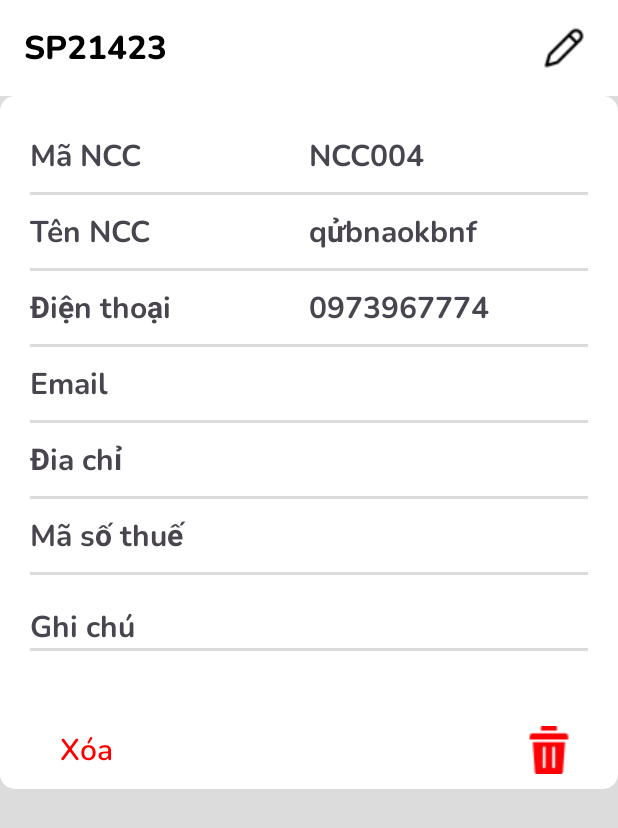
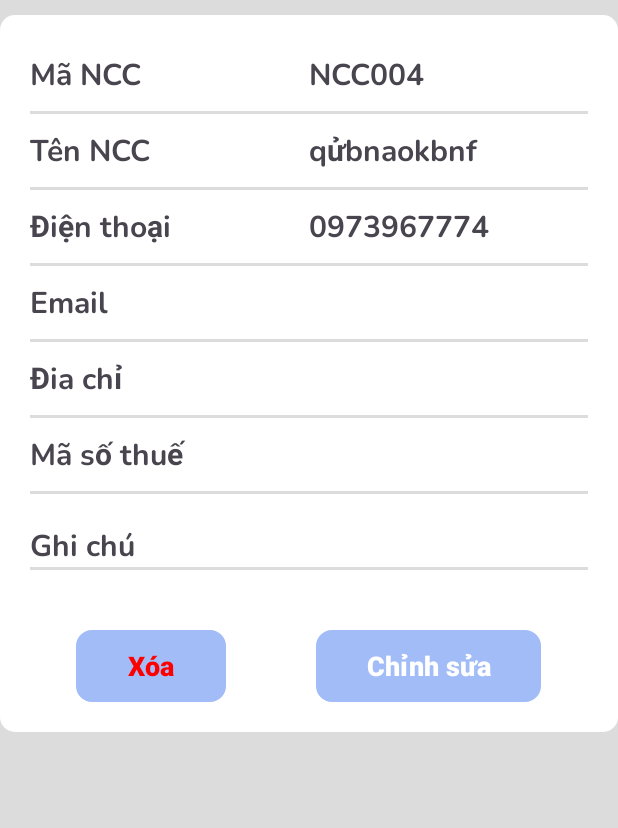
Before and after one commit to hieudxxx/SP24.MD16.SonDT32.Client, an Android app: the fragment DetailTabFragment placed in its activity, on a phone screen of 412 x 824 dp. Shown: the top 828 px of the screen. Run offline under Robolectric (Android 15) with nearby library versions, the phone set to English and light mode, and no system bars; libraries missing offline, so code that uses them is left out: com.jakewharton.retrofit2; 3 statements that could not run were skipped.

Commit message:
detail supplier

```diff
--- a/app/src/main/java/fpoly/md16/depotlife/Helper/Interfaces/Api/ApiSupplier.java
+++ b/app/src/main/java/fpoly/md16/depotlife/Helper/Interfaces/Api/ApiSupplier.java
@@ -4,6 +4,7 @@ import static fpoly.md16.depotlife.Helper.Interfaces.Api.RetrofitRequest.getRetr
 
 import java.util.ArrayList;
 
+import fpoly.md16.depotlife.Product.Model.Product;
 import fpoly.md16.depotlife.Product.Model.ProductResponse;
 import fpoly.md16.depotlife.Supplier.Model.Supplier;
 import fpoly.md16.depotlife.Supplier.Model.SupplierResponse;
@@ -21,24 +22,15 @@ public interface ApiSupplier {
     ApiSupplier apiSupplier = getRetrofit().create(ApiSupplier.class);
 
     @GET("suppliers")
-    Call<ArrayList<Supplier>> getSupplierList();
-    @GET("suppliers")
     Call<SupplierResponse> getData(@Header("Authorization") String authToken, @Query("page") int page_index);
 
-    @GET("Supplier/{id}")
-    Call<Supplier> getSupplier(@Path("id") String id);
+    @GET("suppliers/get-id/{id}")
+    Call<Supplier> getSupplier(@Header("Authorization") String authToken, @Path("id") int id);
 
-//    @DELETE("Supplier/{id}")
-//    Call<Supplier> delete(@Path("id") String id);
     @GET("suppliers/delete/{id}")
-    Call<SupplierResponse> delete(@Header("Authorization") String authToken, @Path("id") int id);
+    Call<Supplier> delete(@Header("Authorization") String authToken, @Path("id") int id);
 
-    @PUT("Supplier/edit/{id}")
-    Call<Supplier> editById(@Path("id") String id, @Body Supplier data);
+    @POST("suppliers/update/{id}")
+    Call<Supplier> update(@Header("Authorization") String authToken, @Query("id") int id, @Body Supplier data);
 
-    @PUT("Supplier/edit/status{id}")
-    Call<Supplier> editByStatus(@Path("id") String id, @Body boolean status);
-
-    @POST("Supplier")
-    Call<Supplier> addSupplier(@Body Supplier data);
 }
--- a/app/src/main/java/fpoly/md16/depotlife/Supplier/Activity/SupplierActivity.java
+++ b/app/src/main/java/fpoly/md16/depotlife/Supplier/Activity/SupplierActivity.java
@@ -25,14 +25,14 @@ public class SupplierActivity extends AppCompatActivity {
         binding = ActivitySupplierBinding.inflate(getLayoutInflater());
         setContentView(binding.getRoot());
 
-        Bundle bundle = getIntent().getExtras();
-        if (bundle != null) {
-            Supplier supplier = (Supplier) bundle.getSerializable("supplier");
-            bundle.putSerializable("supplier", supplier);
+//        Bundle bundle = getIntent().getExtras();
+//        if (bundle != null) {
+//            Supplier supplier = (Supplier) bundle.getSerializable("supplier");
+//            bundle.putSerializable("supplier", supplier);
 //            Helper.loadFragment(getSupportFragmentManager(), new SupplierDetailFragment(), null, R.id.frag_container_supplier);
-            Helper.loadFragment(getSupportFragmentManager(), new DetailTabFragment(), bundle, R.id.frag_container_supplier);
-        } else {
+//            Helper.loadFragment(getSupportFragmentManager(), new DetailTabFragment(), bundle, R.id.frag_container_supplier);
+//        } else {
             Helper.loadFragment(getSupportFragmentManager(), new SupplierFragment(), null, R.id.frag_container_supplier);
-        }
+//        }
     }
 }
--- a/app/src/main/java/fpoly/md16/depotlife/Supplier/Fragment/SupplierFragment.java
+++ b/app/src/main/java/fpoly/md16/depotlife/Supplier/Fragment/SupplierFragment.java
@@ -15,6 +15,7 @@ import androidx.annotation.Nullable;
 import androidx.appcompat.app.AppCompatActivity;
 import androidx.core.widget.NestedScrollView;
 import androidx.fragment.app.Fragment;
+import androidx.recyclerview.widget.LinearLayoutManager;
 
 import java.io.IOException;
 import java.util.ArrayList;
@@ -72,6 +73,9 @@ public class SupplierFragment extends Fragment {
         token = (String) Helper.getSharedPre(getContext(), "token", String.class);
 
         list = new ArrayList<>();
+        LinearLayoutManager manager = new LinearLayoutManager(view.getContext());
+        binding.rcv.setLayoutManager(manager);
+        adapter = new SupplierAdapter(getContext(), getParentFragmentManager());
         getData();
 
         binding.nestScoll.setOnScrollChangeListener((NestedScrollView.OnScrollChangeListener) (v, scrollX, scrollY, oldScrollX, oldScrollY) -> {
@@ -89,6 +93,7 @@ public class SupplierFragment extends Fragment {
     }
 
     private void getData() {
+        list.clear();
         ApiSupplier.apiSupplier.getData("Bearer " + token, pageIndex).enqueue(new Callback<SupplierResponse>() {
             @Override
             public void onResponse(Call<SupplierResponse> call, Response<SupplierResponse> response) {
@@ -131,9 +136,9 @@ public class SupplierFragment extends Fragment {
             binding.pbLoading.setVisibility(View.GONE);
             binding.pbLoadMore.setVisibility(View.GONE);
             setHasOptionsMenu(true);
-            adapter = new SupplierAdapter(getContext(), list, getParentFragmentManager());
+            adapter.setData(list);
             binding.rcv.setAdapter(adapter);
-//          adapter.notifyDataSetChanged();
+            adapter.setData(list);
             pageIndex++;
         } else {
             setHasOptionsMenu(false);
@@ -171,11 +176,11 @@ public class SupplierFragment extends Fragment {
         BotSheetFilterSupplierBinding filterBinding = BotSheetFilterSupplierBinding.inflate(LayoutInflater.from(getActivity()));
         filterBinding.rdGr.setOnCheckedChangeListener((radioGroup, i) -> {
             if (i == R.id.rd_filter_active) {
-                adapter = new SupplierAdapter(getContext(), Supplier.filterByStatus(list, true), getParentFragmentManager());
+                adapter.setData(Supplier.filterByStatus(list, true));
             } else if (i == R.id.rd_filter_inactive) {
-                adapter = new SupplierAdapter(getContext(), Supplier.filterByStatus(list, false), getParentFragmentManager());
+                adapter.setData(Supplier.filterByStatus(list, true));
             } else if (i == R.id.rd_filter_all) {
-                adapter = new SupplierAdapter(getContext(), list, getParentFragmentManager());
+                adapter.setData(list);
             }
             binding.rcv.setAdapter(adapter);
             adapter.notifyDataSetChanged();
--- /dev/null
+++ b/app/src/main/res/drawable/vien_bo_goc.xml
@@ -0,0 +1,8 @@
+<?xml version="1.0" encoding="utf-8"?>
+<shape xmlns:android="http://schemas.android.com/apk/res/android">
+    <stroke
+        android:width="1dip"
+        android:color="#1E5890" />
+    <solid android:color="#02F3F6" />
+    <corners android:radius="10dp" />
+</shape>
--- a/app/src/main/res/layout/fragment_detail_tab.xml
+++ b/app/src/main/res/layout/fragment_detail_tab.xml
@@ -4,23 +4,23 @@
     style="@style/custom_bgr_layout"
     tools:context=".Supplier.Fragment.DetailTabFragment">
 
-    <androidx.appcompat.widget.Toolbar
-        android:id="@+id/tb_supplier"
-        style="@style/custom_toolbar">
+<!--    <androidx.appcompat.widget.Toolbar-->
+<!--        android:id="@+id/tb_supplier"-->
+<!--        style="@style/custom_toolbar">-->
 
-        <TextView
-            android:id="@+id/tv_id_product"
-            style="@style/custom_title_toolbar"
-            android:text="SP21423" />
+<!--        <TextView-->
+<!--            android:id="@+id/tv_id_product"-->
+<!--            style="@style/custom_title_toolbar"-->
+<!--            android:text="SP21423" />-->
 
-        <ImageView
-            android:id="@+id/img_edit"
-            android:layout_width="wrap_content"
-            android:layout_height="wrap_content"
-            android:layout_gravity="end"
-            android:layout_marginRight="20dp"
-            android:src="@drawable/edit_invoice" />
-    </androidx.appcompat.widget.Toolbar>
+<!--        <ImageView-->
+<!--            android:id="@+id/img_edit"-->
+<!--            android:layout_width="wrap_content"-->
+<!--            android:layout_height="wrap_content"-->
+<!--            android:layout_gravity="end"-->
+<!--            android:layout_marginRight="20dp"-->
+<!--            android:src="@drawable/edit_invoice" />-->
+<!--    </androidx.appcompat.widget.Toolbar>-->
 
     <LinearLayout
         android:layout_width="match_parent"
@@ -28,6 +28,7 @@
         android:background="@drawable/bgr_btn_menu"
         android:orientation="vertical"
         android:paddingHorizontal="20dp"
+        android:layout_marginTop="10dp"
         android:paddingTop="15dp">
 
         <LinearLayout style="@style/custom_tv_supplier">
@@ -172,28 +173,64 @@
             android:layout_marginBottom="20dp" />
 
         <LinearLayout
-            android:id="@+id/layout_delete"
-            android:layout_width="match_parent"
+            android:layout_width="wrap_content"
             android:layout_height="wrap_content"
+            android:orientation="horizontal"
             android:layout_marginTop="20dp"
-            android:background="@color/white"
-            android:orientation="horizontal">
+            android:layout_marginBottom="20dp"
+            android:layout_gravity="center">
+            <Button
+                android:layout_width="100dp"
+                android:layout_height="wrap_content"
+                android:id="@+id/layout_delete"
+                android:text="Xóa"
+                android:textSize="18dp"
+                android:textStyle="bold"
+                android:textColor="#FF0000"
+                android:background="@drawable/vien_bo_goc"
+                android:shadowColor="@color/black"/>
+            <Button
+                android:layout_width="150dp"
+                android:layout_height="wrap_content"
+                android:id="@+id/img_edit"
+                android:layout_marginLeft="60dp"
+                android:text="Chỉnh sửa"
+                android:textSize="18dp"
+                android:textStyle="bold"
+                android:textColor="#FFFFFF"
+                android:background="@drawable/vien_bo_goc"
+                android:shadowColor="@color/black"/>
+        </LinearLayout>
 
-            <TextView
-                style="@style/custom_title_product_detail"
-                android:layout_height="match_parent"
-                android:layout_marginLeft="20dp"
-                android:layout_weight="1"
-                android:gravity="center_vertical"
-                android:text="Xóa"
-                android:textColor="@color/red" />
 
-            <ImageView
-                android:layout_width="wrap_content"
-                android:layout_height="wrap_content"
-                android:layout_margin="10dp"
-                android:src="@drawable/delete" />
-        </LinearLayout>
+
+<!--            <LinearLayout-->
+<!--                android:id="@+id/layout_delete"-->
+<!--                android:layout_width="180dp"-->
+<!--                android:layout_height="wrap_content"-->
+<!--                android:layout_marginTop="20dp"-->
+<!--                android:background="#00BCD4"-->
+<!--                android:orientation="horizontal">-->
+
+<!--                <TextView-->
+<!--                    style="@style/custom_title_product_detail"-->
+<!--                    android:layout_height="match_parent"-->
+<!--                    android:layout_width="100dp"-->
+<!--                    android:gravity="center_vertical"-->
+<!--                    android:text="Xóa"-->
+<!--                    android:textColor="@color/white" />-->
+
+<!--                <ImageView-->
+<!--                    android:layout_width="wrap_content"-->
+<!--                    android:layout_height="wrap_content"-->
+<!--                    android:layout_margin="10dp"-->
+<!--                    android:src="@drawable/delete" />-->
+<!--            </LinearLayout>-->
+
+
+
+
+
 
     </LinearLayout>
 
--- a/app/src/main/res/layout/fragment_supplier_list.xml
+++ b/app/src/main/res/layout/fragment_supplier_list.xml
@@ -38,6 +38,8 @@
         android:queryHint="Chọn hàng nhập" />
 
     <LinearLayout
+        android:layout_width="match_parent"
+        android:layout_height="match_parent"
         style="@style/custom_bgr_layout"
         android:paddingTop="20dp">
 
```
Also changed, not shown: app/src/main/java/fpoly/md16/depotlife/Supplier/Adapter/SupplierAdapter.java (+10 -5 lines), app/src/main/java/fpoly/md16/depotlife/Supplier/Adapter/SupplierDetailAdapter.java (+5 -3 lines), app/src/main/java/fpoly/md16/depotlife/Supplier/Fragment/DetailTabFragment.java (+25 -9 lines), app/src/main/java/fpoly/md16/depotlife/Supplier/Fragment/SupplierDetailFragment.java (+73 -62 lines), app/src/main/java/fpoly/md16/depotlife/Supplier/Fragment/SupplierEditFragment.java (+58 -58 lines).
